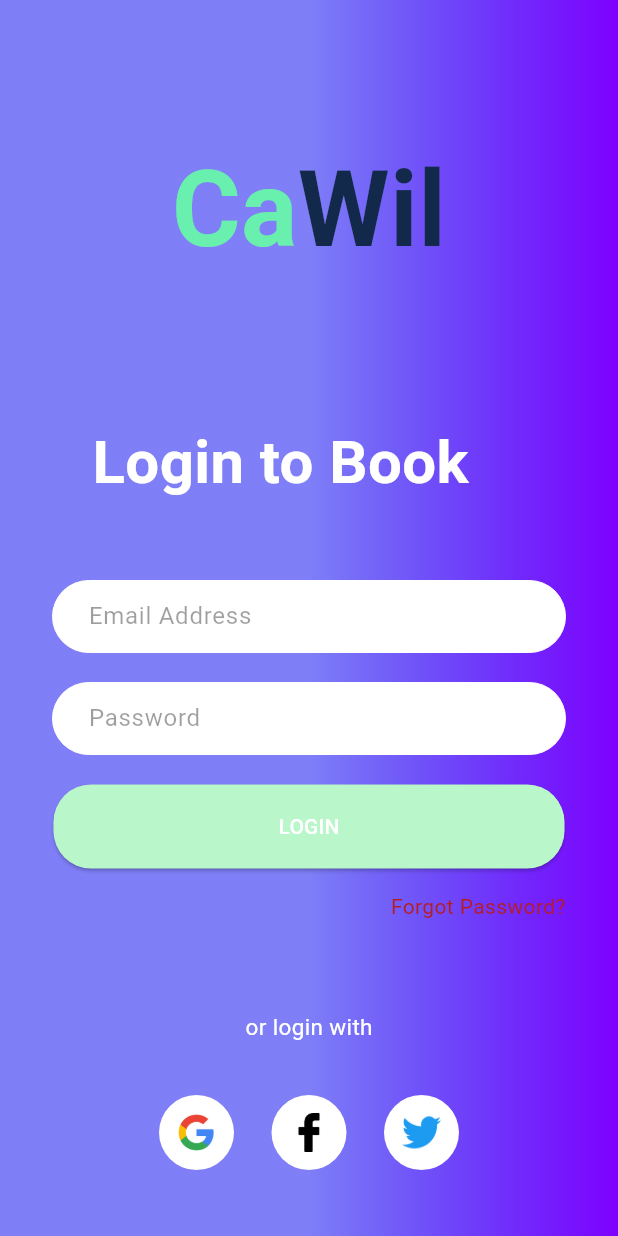
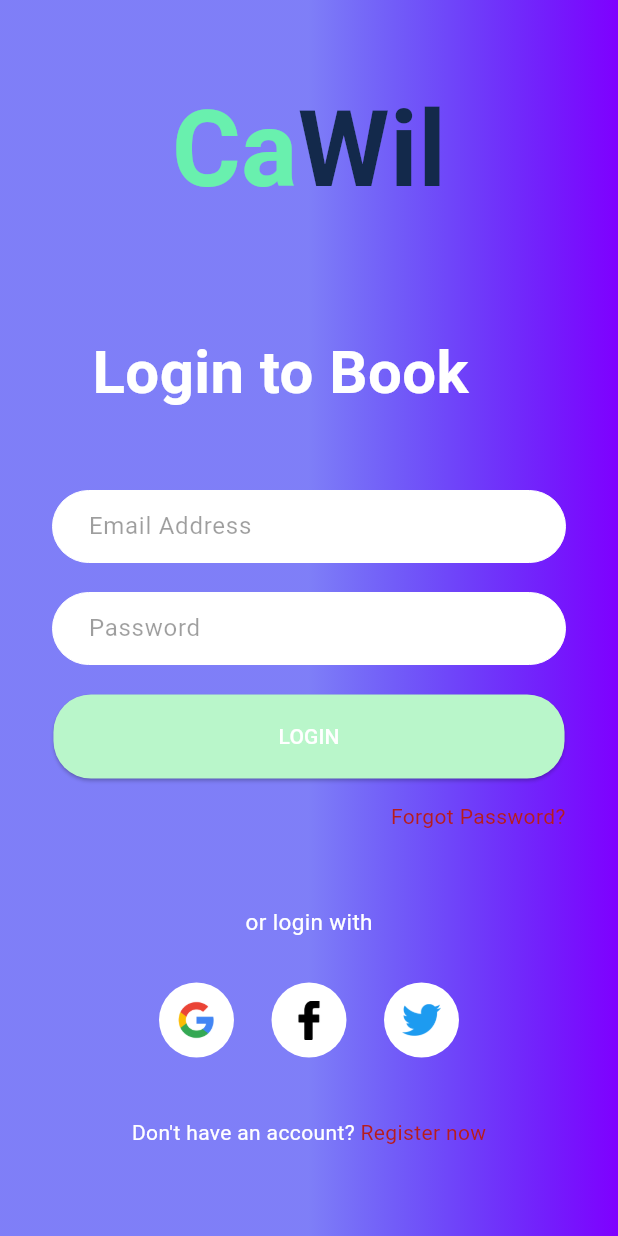
Before and after one commit to Khaleb165/cawil, a Flutter app: the LoginScreen screen opened directly, on a phone screen of 412 x 824 dp. Run offline on Flutter 3.47's test engine with Material 3 defaults, Android fonts, the phone set to English and light mode, and no system bars; our stand-ins replace cloud_firestore, dotted_line, firebase_auth, firebase_core, firebase_storage, flutter_custom_clippers and 4 more; accounts and stored records are empty.

Commit message:
remove SinglechildScrollView, add BuildTextfield widget in login screen

```diff
--- a/lib/screens/login.dart
+++ b/lib/screens/login.dart
@@ -1,5 +1,6 @@
 import 'package:cawil/constants/colors.dart';
 import 'package:cawil/models/app_name.dart';
+import 'package:cawil/models/textfield.dart';
 import 'package:cawil/resources/auth_methods.dart';
 import 'package:cawil/screens/forgot_password.dart';
 import 'package:cawil/screens/homepage.dart';
@@ -51,23 +52,20 @@ class _LoginScreenState extends State<LoginScreen> {
   @override
   Widget build(BuildContext context) {
     return Scaffold(
-      body: SingleChildScrollView(
-        child: Container(
+      resizeToAvoidBottomInset: false,
+      body: Container(
         decoration: BoxDecoration(
           gradient: LinearGradient(
             colors: [shade1, shade1, shade2],
             tileMode: TileMode.clamp,
           ),
         ),
-          child: Padding(
-            padding: const EdgeInsets.only(top: 90.0),
         child: Column(
           crossAxisAlignment: CrossAxisAlignment.center,
           children: [
+            SizedBox(height: 50),
             AppName(fontSize: 70),
-                SizedBox(
-                  height: 90,
-                ),
+            SizedBox(height: 70),
             Padding(
               padding: const EdgeInsets.only(right: 38.0),
               child: Text(
@@ -78,23 +76,21 @@ class _LoginScreenState extends State<LoginScreen> {
                     fontWeight: FontWeight.bold),
               ),
             ),
-                SizedBox(
-                  height: 50,
-                ),
-                buildTextField(
-                  _emailTextController,
-                  TextInputType.emailAddress,
-                  TextInputAction.next,
-                  'Email Address',
-                  false,
+            SizedBox(height: 50),
+            BuildTextField(
+              controller: _emailTextController,
+              keyboard: TextInputType.emailAddress,
+              inputAction: TextInputAction.next,
+              hintText: 'Email Address',
+              obscureText: false,
             ),
             SizedBox(height: 20),
-                buildTextField(
-                  _passwordTextController,
-                  TextInputType.text,
-                  TextInputAction.done,
-                  'Password',
-                  hide,
+            BuildTextField(
+              controller: _passwordTextController,
+              keyboard: TextInputType.text,
+              inputAction: TextInputAction.done,
+              hintText: 'Password',
+              obscureText: hide,
             ),
             SizedBox(height: 20),
             Center(
@@ -102,15 +98,18 @@ class _LoginScreenState extends State<LoginScreen> {
                 onPressed: loginUser,
                 style: TextButton.styleFrom(
                   backgroundColor: Colors.greenAccent[100],
-                      padding:
-                          EdgeInsets.symmetric(horizontal: 150, vertical: 18),
+                  padding: EdgeInsets.symmetric(horizontal: 150, vertical: 18),
                   shape: RoundedRectangleBorder(
                       borderRadius: BorderRadius.circular(25)),
                 ),
                 child: _isLoading
                     ? Center(
+                        child: SizedBox(
+                          height: 20,
+                          width: 20,
                           child: CircularProgressIndicator(
                             color: Colors.white,
+                          ),
                         ),
                       )
                     : Text(
@@ -121,9 +120,7 @@ class _LoginScreenState extends State<LoginScreen> {
                       ),
               ),
             ),
-                SizedBox(
-                  height: 15,
-                ),
+            SizedBox(height: 15),
             Padding(
               padding: const EdgeInsets.only(right: 35.0),
               child: Align(
@@ -142,18 +139,14 @@ class _LoginScreenState extends State<LoginScreen> {
                 ),
               ),
             ),
-                SizedBox(
-                  height: 60,
-                ),
+            SizedBox(height: 50),
             Center(
               child: Text(
                 'or login with',
                 style: TextStyle(fontSize: 15, color: Colors.white),
               ),
             ),
-                SizedBox(
-                  height: 35,
-                ),
+            SizedBox(height: 30),
             Row(
               mainAxisAlignment: MainAxisAlignment.center,
               children: [
@@ -165,9 +158,7 @@ class _LoginScreenState extends State<LoginScreen> {
                     child: Image.asset('assets/google.png'),
                   ),
                 ),
-                    SizedBox(
-                      width: 25,
-                    ),
+                SizedBox(width: 25),
                 CircleAvatar(
                   radius: 25,
                   backgroundColor: colorWhite,
@@ -176,9 +167,7 @@ class _LoginScreenState extends State<LoginScreen> {
                     child: Image.asset('assets/facebook1.png'),
                   ),
                 ),
-                    SizedBox(
-                      width: 25,
-                    ),
+                SizedBox(width: 25),
                 CircleAvatar(
                   radius: 25,
                   backgroundColor: colorWhite,
@@ -189,9 +178,7 @@ class _LoginScreenState extends State<LoginScreen> {
                 ),
               ],
             ),
-                SizedBox(
-                  height: 40,
-                ),
+            SizedBox(height: 40),
             Row(
               mainAxisAlignment: MainAxisAlignment.center,
               children: [
@@ -213,49 +200,10 @@ class _LoginScreenState extends State<LoginScreen> {
                 )
               ],
             ),
-                SizedBox(
-                  height: 90,
-                ),
+            // SizedBox(
+            //   height: 50,
+            // ),
           ],
-            ),
-          ),
-        ),
-      ),
-    );
-  }
-
-// method for the textfields
-  Padding buildTextField(
-    TextEditingController controller,
-    TextInputType keyboard,
-    TextInputAction inputAction,
-    String hintText,
-    bool obscureText,
-  ) {
-    return Padding(
-      padding: const EdgeInsets.only(left: 35.0, right: 35),
-      child: TextField(
-        style: TextStyle(color: Colors.black38),
-        controller: controller,
-        keyboardType: keyboard,
-        textInputAction: inputAction,
-        obscureText: obscureText,
-        decoration: InputDecoration(
-          enabledBorder: OutlineInputBorder(
-            borderSide: BorderSide(color: colorWhite, width: 0.0),
-            borderRadius: BorderRadius.circular(30),
-          ),
-          hintText: hintText,
-          hintStyle: TextStyle(color: Colors.black38),
-          filled: true,
-          floatingLabelBehavior: FloatingLabelBehavior.never,
-          fillColor: colorWhite,
-          contentPadding: const EdgeInsets.fromLTRB(20, 10, 20, 10),
-          border: OutlineInputBorder(
-            borderRadius: BorderRadius.circular(30),
-            borderSide: BorderSide(
-                width: 1, style: BorderStyle.solid, color: Colors.black38),
-          ),
         ),
       ),
     );
```
Lines whose indentation alone changed are shown as unchanged.
